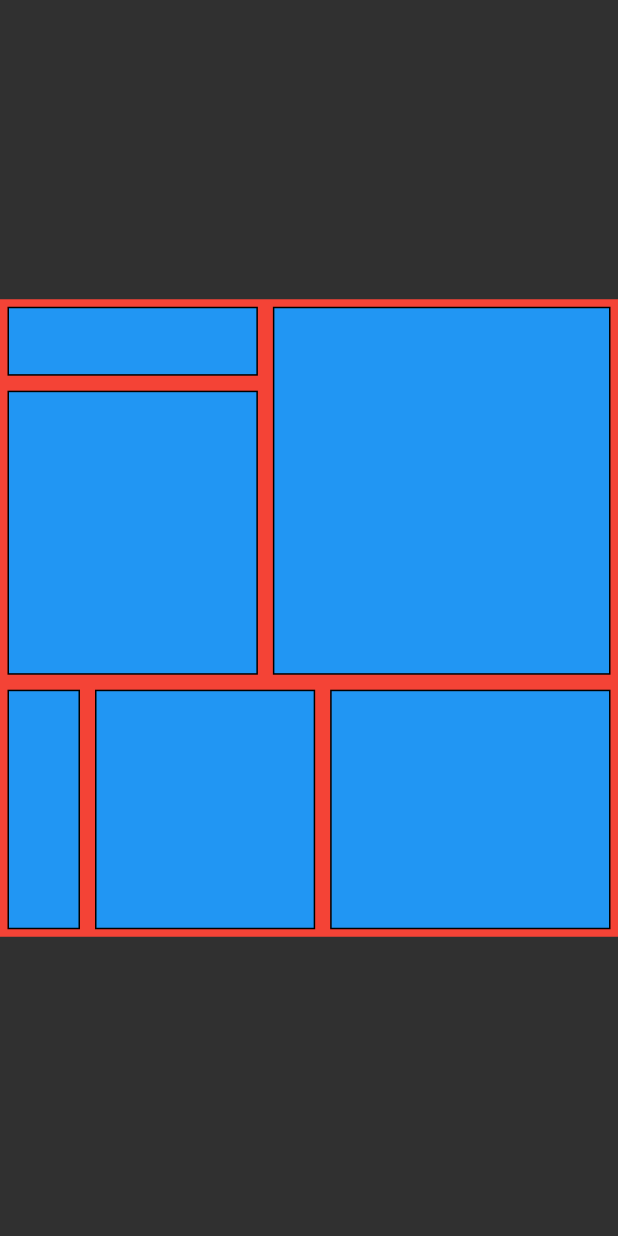
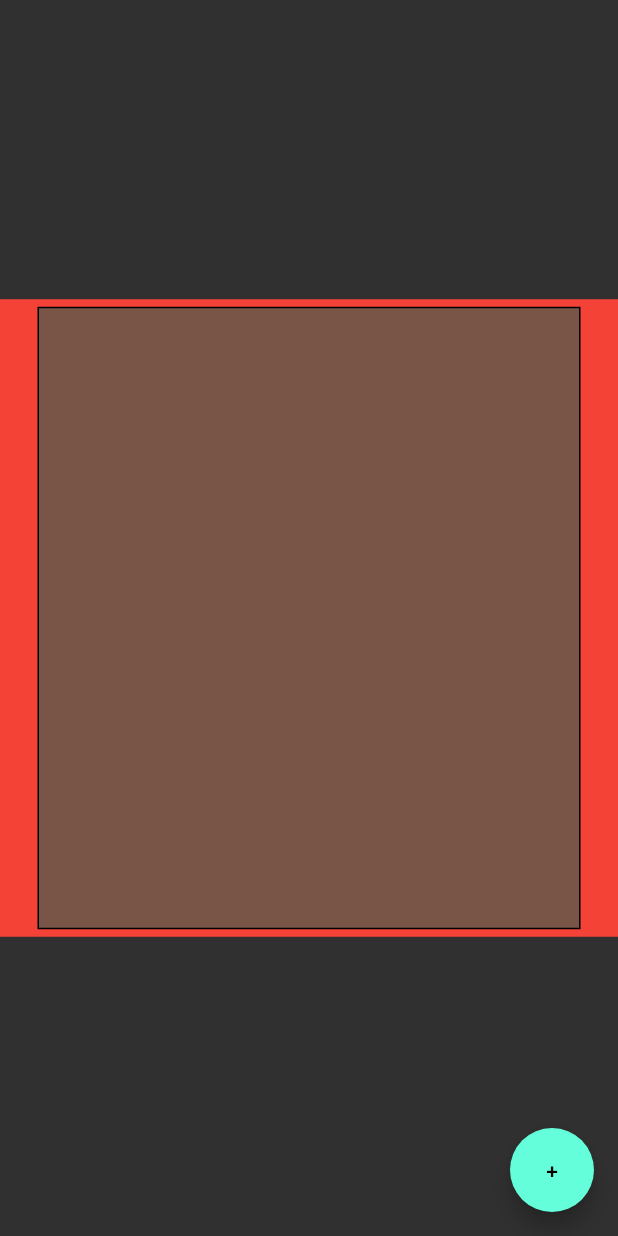
Before and after one commit to lpongetti/treemap, a Flutter app: the screen it shows after launch, on a phone screen of 412 x 824 dp. Run offline on Flutter 3.47's test engine with Material 2 defaults, Android fonts, the phone set to English and light mode, and no system bars.

Commit message:
Added animation

```diff
--- a/example/lib/main.dart
+++ b/example/lib/main.dart
@@ -1,3 +1,5 @@
+import 'dart:math';
+
 import 'package:flutter/material.dart';
 import 'package:treemap/treemap.dart';
 
@@ -18,7 +20,43 @@ class MyApp extends StatelessWidget {
   }
 }
 
-class MyHomePage extends StatelessWidget {
+class MyHomePage extends StatefulWidget {
+  const MyHomePage({Key? key}) : super(key: key);
+
+  @override
+  _MyHomePageState createState() => _MyHomePageState();
+}
+
+class _MyHomePageState extends State<MyHomePage> {
+  List<TreeNode> childNode = [];
+
+  @override
+  void initState() {
+    super.initState();
+    _addNewNode();
+  }
+
+  _addNewNode() {
+    setState(() {
+      final node = TreeNode.leaf(
+        value: max(1, Random().nextInt(10)),
+        margin: EdgeInsets.all(5),
+        options: TreeNodeOptions(
+          color: () {
+            Random random = Random();
+            return Colors.primaries[random.nextInt(Colors.primaries.length)];
+          }(),
+        ),
+      );
+      node.options?.onTap = () {
+        setState(() {
+          childNode.remove(node);
+        });
+      };
+      childNode.add(node);
+    });
+  }
+
   @override
   Widget build(BuildContext context) {
     return Scaffold(
@@ -28,37 +66,20 @@ class MyHomePage extends StatelessWidget {
           width: 425,
           height: 425,
           child: TreeMapLayout(
+            duration: Duration(milliseconds: 500),
             tile: Binary(),
             root: TreeNode.node(
-                // padding: EdgeInsets.symmetric(horizontal: 20),
-                children: [
-                  TreeNode.leaf(
-                    value: 16,
-                    margin: EdgeInsets.all(5),
-                  ),
-                  TreeNode.leaf(
-                    value: 57,
-                    margin: EdgeInsets.all(5),
-                  ),
-                  TreeNode.leaf(
-                    value: 97,
-                    margin: EdgeInsets.all(5),
-                  ),
-                  TreeNode.leaf(
-                    value: 16,
-                    margin: EdgeInsets.all(5),
-                  ),
-                  TreeNode.leaf(
-                    value: 43,
-                    margin: EdgeInsets.all(5),
-                  ),
-                  TreeNode.leaf(
-                    value: 54,
-                    margin: EdgeInsets.all(5),
-                  ),
-                ]),
+              padding: EdgeInsets.symmetric(horizontal: 20),
+              children: childNode,
+            ),
           ),
         ),
+      ),
+      floatingActionButton: FloatingActionButton(
+        child: Text("+"),
+        onPressed: () {
+          _addNewNode();
+        },
       ),
     );
   }
--- a/example/pubspec.yaml
+++ b/example/pubspec.yaml
@@ -14,7 +14,7 @@ description: A new Flutter project.
 version: 1.0.0+1
 
 environment:
-  sdk: ">=2.1.0 <3.0.0"
+  sdk: ">=2.12.0 <3.0.0"
 
 publish_to: none
 
--- a/lib/src/treemap_layout.dart
+++ b/lib/src/treemap_layout.dart
@@ -8,11 +8,13 @@ class TreeMapLayout extends StatelessWidget {
   final TreeNode root;
   final Tile tile;
   final bool round;
+  final Duration? duration;
 
   TreeMapLayout({
     required this.root,
     this.tile = const Squarify(),
     this.round = false,
+    this.duration,
   });
 
   @override
@@ -27,25 +29,42 @@ class TreeMapLayout extends StatelessWidget {
 
         return Stack(
           children: treemap.leaves.fold([], (result, node) {
-            return result
-              ..add(
-                Positioned(
-                  top: node.top,
-                  left: node.left,
-                  width: node.right - node.left,
-                  height: node.bottom - node.top,
-                  child: node.builder != null
-                      ? node.builder!(context)
-                      : Container(
-                          decoration: BoxDecoration(
-                            color: Colors.blue,
-                            border: Border.all(
+            final child = node.builder != null
+                ? node.builder!(context)
+                : InkWell(
+                    child: Container(
+                      decoration: BoxDecoration(
+                        color: node.options?.color ??
+                            Theme.of(context).primaryColor,
+                        border: node.options?.border ??
+                            Border.all(
                               width: 1,
                               color: Colors.black,
                             ),
-                          ),
-                        ),
-                ),
+                      ),
+                      child: node.options?.child,
+                    ),
+                    onTap: node.options?.onTap,
+                  );
+
+            return result
+              ..add(
+                this.duration == null
+                    ? Positioned(
+                        top: node.top,
+                        left: node.left,
+                        width: node.right - node.left,
+                        height: node.bottom - node.top,
+                        child: child,
+                      )
+                    : AnimatedPositioned(
+                        top: node.top,
+                        left: node.left,
+                        width: node.right - node.left,
+                        height: node.bottom - node.top,
+                        duration: duration!,
+                        child: child,
+                      ),
               );
           }),
         );
--- a/lib/src/treenode.dart
+++ b/lib/src/treenode.dart
@@ -3,6 +3,7 @@ import 'package:treemap/src/treenode_base.dart';
 
 class TreeNode implements TreeNodeBase {
   List<TreeNode>? _children;
+  TreeNodeOptions? options;
   EdgeInsets _margin;
   EdgeInsets? _padding;
   num _value = 0;
@@ -39,6 +40,7 @@ class TreeNode implements TreeNodeBase {
     required num value,
     WidgetBuilder? builder,
     EdgeInsets margin = const EdgeInsets.all(0),
+    this.options,
   })  : _value = value,
         _builder = builder,
         _margin = margin;
@@ -79,3 +81,17 @@ class TreeNode implements TreeNodeBase {
     }
   }
 }
+
+class TreeNodeOptions {
+  final Color? color;
+  final BoxBorder? border;
+  final Widget? child;
+  GestureTapCallback? onTap;
+
+  TreeNodeOptions({
+    this.color,
+    this.border,
+    this.child,
+    this.onTap,
+  });
+}
--- a/pubspec.yaml
+++ b/pubspec.yaml
@@ -1,7 +1,7 @@
 name: treemap
 description:
   A simple Dart implementation of treemap.
-version: 0.3.0
+version: 0.3.1
 
 homepage: https://github.com/lpongetti/treemap
 
```
Also changed, not shown: lib/src/tiles/squarify.dart (+6 -3 lines), lib/src/treemap.dart (+10 -4 lines), example/pubspec.lock, pubspec.lock, 3 other files.
